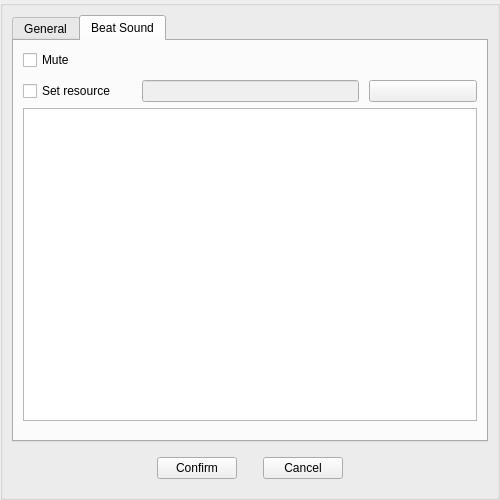
Above: src/Editor/Script/MetronomeSnippetOverlay.ui from RemotelyChaotic/JOIPEngine before the change. Below: the same form after it.
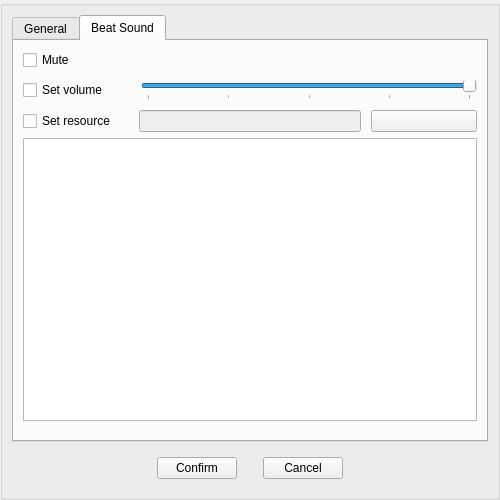
That is the form after the change. The open tabs and pages were chosen to show the change. Custom widgets are drawn as their Qt base class.

Commit message: Volume commands added to Metronome and Mediaplayer

```diff
--- a/src/Editor/Script/MetronomeSnippetOverlay.ui
+++ b/src/Editor/Script/MetronomeSnippetOverlay.ui
@@ -260,30 +260,20 @@
              <property name="spacing">
               <number>10</number>
              </property>
-             <item row="1" column="1" colspan="2">
+             <item row="3" column="0">
+              <widget class="QCheckBox" name="pSetBeatSoundCheckBox">
+               <property name="text">
+                <string>Set resource</string>
+               </property>
+              </widget>
+             </item>
+             <item row="3" column="1" colspan="2">
               <widget class="QLineEdit" name="pResourceLineEdit">
                <property name="enabled">
                 <bool>false</bool>
                </property>
               </widget>
              </item>
-             <item row="1" column="0">
-              <widget class="QCheckBox" name="pSetBeatSoundCheckBox">
-               <property name="text">
-                <string>Set resource</string>
-               </property>
-              </widget>
-             </item>
-             <item row="1" column="3">
-              <widget class="QPushButton" name="CloseButton">
-               <property name="toolTip">
-                <string>Clear media selection</string>
-               </property>
-               <property name="text">
-                <string/>
-               </property>
-              </widget>
-             </item>
              <item row="0" column="0" colspan="4">
               <widget class="QCheckBox" name="pMuteCheckBox">
                <property name="text">
@@ -291,6 +281,96 @@
                </property>
               </widget>
              </item>
+             <item row="3" column="3">
+              <widget class="QPushButton" name="CloseButton">
+               <property name="toolTip">
+                <string>Clear media selection</string>
+               </property>
+               <property name="text">
+                <string/>
+               </property>
+              </widget>
+             </item>
+             <item row="1" column="0" colspan="4">
+              <widget class="QWidget" name="widget_7" native="true">
+               <layout class="QHBoxLayout" name="horizontalLayout">
+                <property name="leftMargin">
+                 <number>0</number>
+                </property>
+                <property name="topMargin">
+                 <number>0</number>
+                </property>
+                <property name="rightMargin">
+                 <number>0</number>
+                </property>
+                <property name="bottomMargin">
+                 <number>0</number>
+                </property>
+                <item>
+                 <widget class="QCheckBox" name="pVolumeCheckBox">
+                  <property name="sizePolicy">
+                   <sizepolicy hsizetype="Minimum" vsizetype="Fixed">
+                    <horstretch>1</horstretch>
+                    <verstretch>0</verstretch>
+                   </sizepolicy>
+                  </property>
+                  <property name="text">
+                   <string>Set volume</string>
+                  </property>
+                 </widget>
+                </item>
+                <item>
+                 <widget class="QWidget" name="widget_8" native="true">
+                  <property name="sizePolicy">
+                   <sizepolicy hsizetype="Preferred" vsizetype="Preferred">
+                    <horstretch>3</horstretch>
+                    <verstretch>0</verstretch>
+                   </sizepolicy>
+                  </property>
+                  <layout class="QHBoxLayout" name="horizontalLayout_3">
+                   <property name="leftMargin">
+                    <number>0</number>
+                   </property>
+                   <property name="topMargin">
+                    <number>0</number>
+                   </property>
+                   <property name="rightMargin">
+                    <number>0</number>
+                   </property>
+                   <property name="bottomMargin">
+                    <number>0</number>
+                   </property>
+                   <item>
+                    <widget class="QSlider" name="pVolumeSlider">
+                     <property name="maximum">
+                      <number>10000</number>
+                     </property>
+                     <property name="singleStep">
+                      <number>100</number>
+                     </property>
+                     <property name="pageStep">
+                      <number>1000</number>
+                     </property>
+                     <property name="value">
+                      <number>10000</number>
+                     </property>
+                     <property name="orientation">
+                      <enum>Qt::Horizontal</enum>
+                     </property>
+                     <property name="tickPosition">
+                      <enum>QSlider::TicksBelow</enum>
+                     </property>
+                     <property name="tickInterval">
+                      <number>2500</number>
+                     </property>
+                    </widget>
+                   </item>
+                  </layout>
+                 </widget>
+                </item>
+               </layout>
+              </widget>
+             </item>
             </layout>
            </widget>
           </item>
```
Left out of the diff: 66 changed lines with no effect on the pictures. The commit also changes 25 other files.
